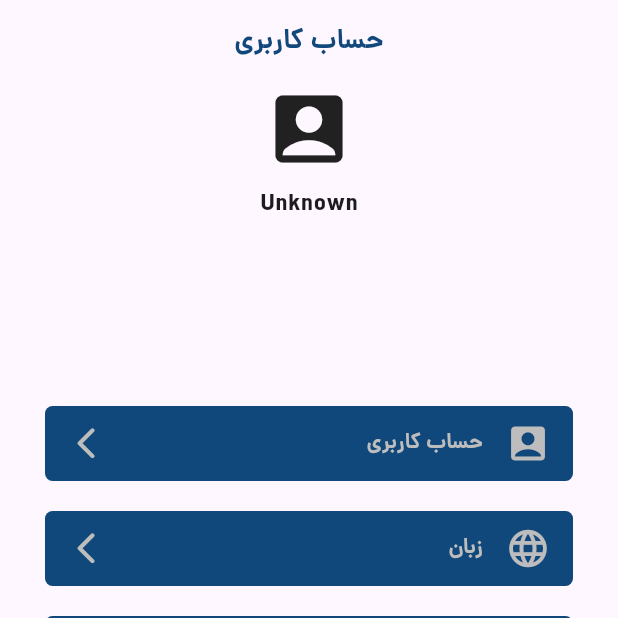
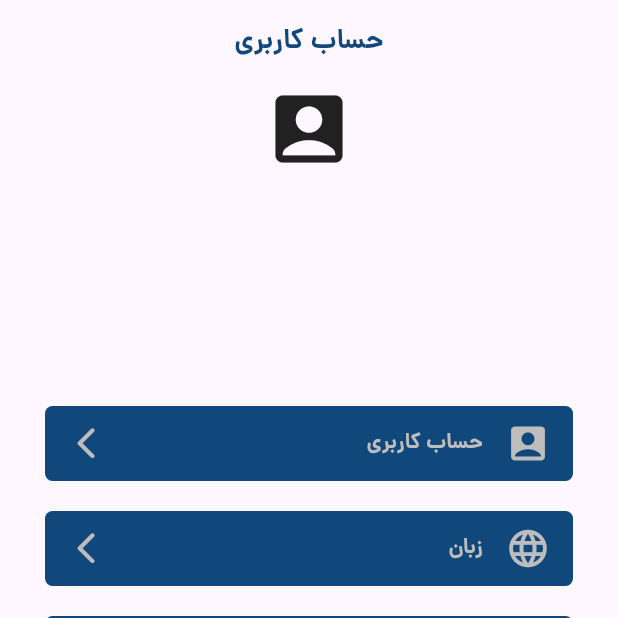
Before and after one commit to Pgh2005/HelloTrip, a Flutter app: the screen it shows after launch, item 4 of the bottom bar chosen, on a phone screen of 412 x 824 dp, the top half of it. Run offline on Flutter 3.47's test engine with Material 3 defaults, Android fonts, the phone set to English and light mode, and no system bars; drawn by our look-alikes of animated_bottom_navigation_bar; our stand-ins replace flutter_svg, flutter_tts, loading_animation_widget, shared_preferences.

Commit message:
change account_name null

```diff
--- a/lib/pages/splash.dart
+++ b/lib/pages/splash.dart
@@ -38,7 +38,7 @@ class _SplashPageState extends State<SplashPage> {
   Future<void> loadSharedPhrefences() async {
     SharedPreferences prefs = await SharedPreferences.getInstance();
     final orginLanguage = prefs.getString("orgin_lang") ?? "fa";
-    final accountName = prefs.getString("account_name") ?? "Unknown";
+    final accountName = prefs.getString("account_name") ?? "";
     final targetLanguage = prefs.getString("target_lang") ?? "en";
     setState(() {
       // ignore: unused_local_variable
```
